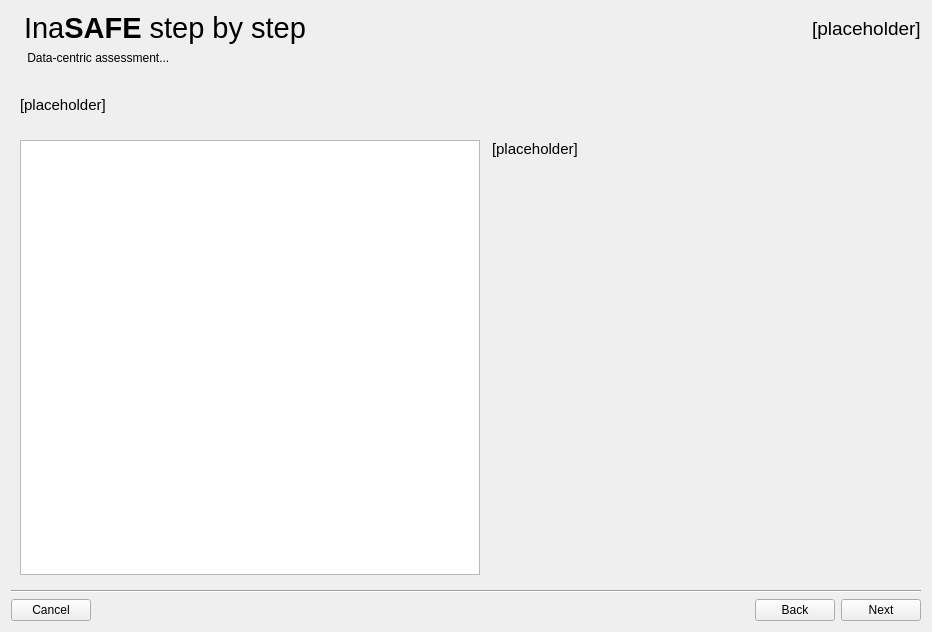
inasafe/inasafe, file safe/gui/ui/wizard_dialog_base.ui: the form before one commit.
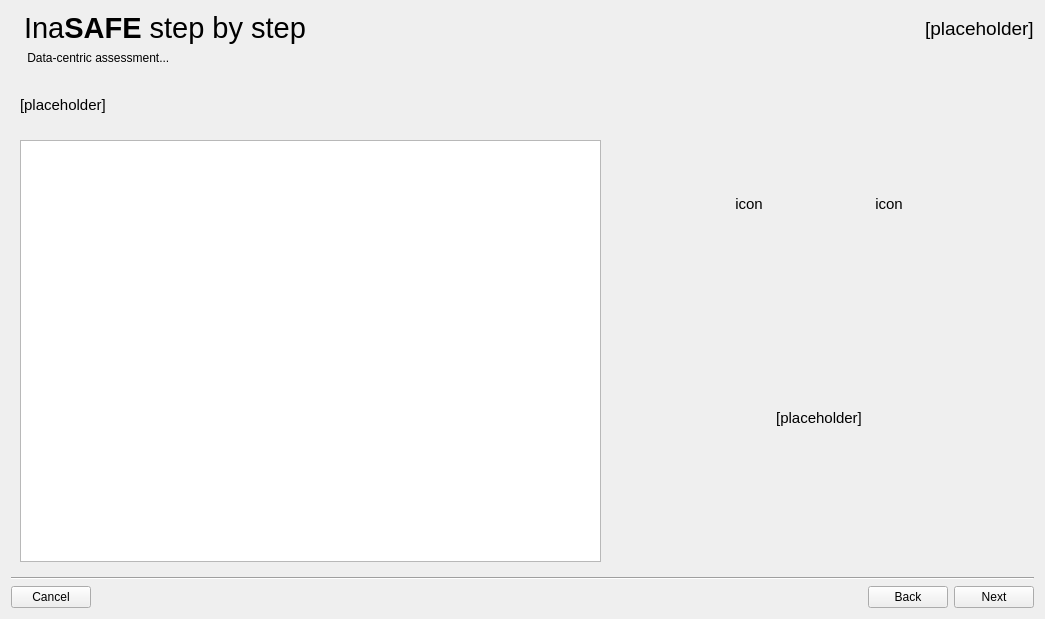
The form after the commit. The open tabs and pages were chosen to show the change. Icons and pictures are not drawn. Custom widgets are drawn as their Qt base class.

Commit message: [IFCWizard] Add hazard and exposure icons to labels. Fixes #1466.

What changed in the file:
```diff
--- a/safe/gui/ui/wizard_dialog_base.ui
+++ b/safe/gui/ui/wizard_dialog_base.ui
@@ -6,8 +6,8 @@
    <rect>
     <x>0</x>
     <y>0</y>
-    <width>932</width>
-    <height>632</height>
+    <width>1045</width>
+    <height>619</height>
    </rect>
   </property>
   <property name="sizePolicy">
@@ -2014,23 +2014,123 @@
            <property name="horizontalSpacing">
             <number>12</number>
            </property>
-           <item row="0" column="0">
+           <item row="0" column="1">
+            <spacer name="horizontalSpacer_8">
+             <property name="orientation">
+              <enum>Qt::Horizontal</enum>
+             </property>
+             <property name="sizeType">
+              <enum>QSizePolicy::Fixed</enum>
+             </property>
+             <property name="sizeHint" stdset="0">
+              <size>
+               <width>60</width>
+               <height>40</height>
+              </size>
+             </property>
+            </spacer>
+           </item>
+           <item row="0" column="2">
+            <widget class="QLabel" name="lblIconFunctionHazard">
+             <property name="sizePolicy">
+              <sizepolicy hsizetype="Fixed" vsizetype="Fixed">
+               <horstretch>0</horstretch>
+               <verstretch>0</verstretch>
+              </sizepolicy>
+             </property>
+             <property name="minimumSize">
+              <size>
+               <width>128</width>
+               <height>128</height>
+              </size>
+             </property>
+             <property name="maximumSize">
+              <size>
+               <width>128</width>
+               <height>127</height>
+              </size>
+             </property>
+             <property name="text">
+              <string>icon</string>
+             </property>
+             <property name="scaledContents">
+              <bool>true</bool>
+             </property>
+             <property name="alignment">
+              <set>Qt::AlignCenter</set>
+             </property>
+            </widget>
+           </item>
+           <item row="0" column="3">
+            <widget class="QLabel" name="lblIconFunctionExposure">
+             <property name="sizePolicy">
+              <sizepolicy hsizetype="Fixed" vsizetype="Fixed">
+               <horstretch>0</horstretch>
+               <verstretch>0</verstretch>
+              </sizepolicy>
+             </property>
+             <property name="minimumSize">
+              <size>
+               <width>128</width>
+               <height>128</height>
+              </size>
+             </property>
+             <property name="maximumSize">
+              <size>
+               <width>128</width>
+               <height>128</height>
+              </size>
+             </property>
+             <property name="baseSize">
+              <size>
+               <width>0</width>
+               <height>0</height>
+              </size>
+             </property>
+             <property name="text">
+              <string>icon</string>
+             </property>
+             <property name="scaledContents">
+              <bool>true</bool>
+             </property>
+             <property name="alignment">
+              <set>Qt::AlignCenter</set>
+             </property>
+            </widget>
+           </item>
+           <item row="0" column="0" rowspan="2">
             <widget class="QListWidget" name="lstFunctions">
              <property name="minimumSize">
               <size>
-               <width>460</width>
+               <width>0</width>
                <height>99</height>
               </size>
              </property>
              <property name="maximumSize">
               <size>
-               <width>460</width>
+               <width>9999</width>
                <height>16777215</height>
               </size>
              </property>
             </widget>
            </item>
-           <item row="0" column="1">
+           <item row="0" column="4">
+            <spacer name="horizontalSpacer_9">
+             <property name="orientation">
+              <enum>Qt::Horizontal</enum>
+             </property>
+             <property name="sizeType">
+              <enum>QSizePolicy::Fixed</enum>
+             </property>
+             <property name="sizeHint" stdset="0">
+              <size>
+               <width>60</width>
+               <height>20</height>
+              </size>
+             </property>
+            </spacer>
+           </item>
+           <item row="1" column="1" colspan="4">
             <widget class="QLabel" name="lblDescribeFunction">
              <property name="sizePolicy">
               <sizepolicy hsizetype="Expanding" vsizetype="Expanding">
@@ -2042,7 +2142,7 @@
               <string>[placeholder]</string>
              </property>
              <property name="alignment">
-              <set>Qt::AlignLeading|Qt::AlignLeft|Qt::AlignTop</set>
+              <set>Qt::AlignCenter</set>
              </property>
              <property name="wordWrap">
               <bool>true</bool>
```
Left out of the diff: 984 changed lines with no effect on the pictures. The commit also changes 1 other file.
